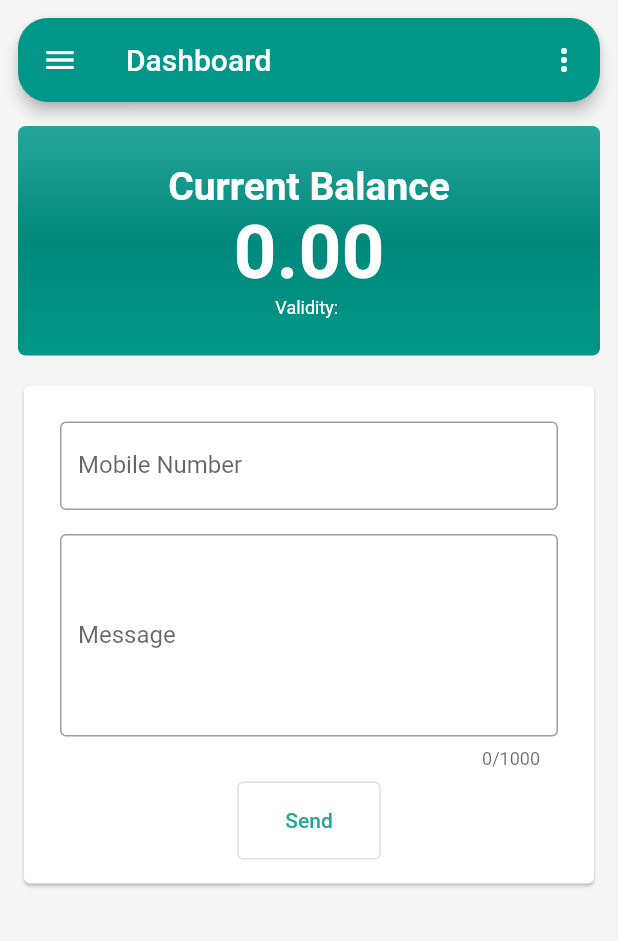
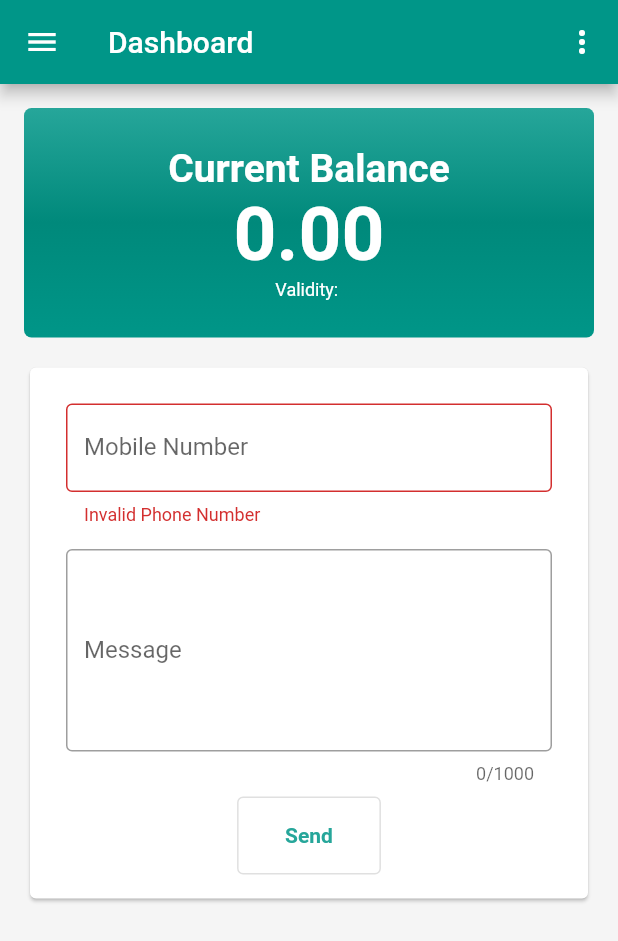
Before and after one commit to md-riaz/flutter_sms_net_bd, a Flutter app: the DashboardScreen screen opened by its route, after a tap on "Send", on a phone screen of 412 x 824 dp. Shown: the top 941 px of the screen. Run offline on Flutter 3.47's test engine with Material 2 defaults, Android fonts, the phone set to English and light mode, and no system bars; our stand-ins replace shared_preferences; accounts and stored records are empty; network calls fail.

Commit message:
dashboard fixed, made components separate

```diff
--- a/lib/screens/dashboard.dart
+++ b/lib/screens/dashboard.dart
@@ -18,10 +18,7 @@ class DashboardScreen extends StatefulWidget {
 class _DashboardScreenState extends State<DashboardScreen> {
   @override
   Widget build(BuildContext context) {
-    return Container(
-      padding: const EdgeInsets.all(12),
-      color: Colors.grey.shade100,
-      child: SafeArea(
+    return SafeArea(
       child: Scaffold(
         backgroundColor: Colors.grey.shade100,
         appBar: appBar(
@@ -32,14 +29,13 @@ class _DashboardScreenState extends State<DashboardScreen> {
         drawer: appDrawer(context),
         body: SingleChildScrollView(
           child: Container(
-              margin: const EdgeInsets.only(top: 16),
+            margin: const EdgeInsets.all(16),
             child: Column(
               children: const [
                 BalanceCard(),
                 formSpacer,
                 QuickMsg(),
               ],
-              ),
             ),
           ),
         ),
@@ -64,7 +60,7 @@ class _BalanceCardState extends State<BalanceCard> {
       final resp = await sendRequest(
           context: context, mounted: mounted, uri: '/user/balance');
 
-      if (resp != null) {
+      if (resp['error'] == 0) {
         setState(() {
           balance = double.parse(resp['data']['balance']);
           validity = DateFormat.yMMMd().format(
@@ -143,19 +139,43 @@ class QuickMsg extends StatefulWidget {
 class _QuickMsgState extends State<QuickMsg> {
   final _formKey = GlobalKey<FormState>();
 
-  late final TextEditingController _to;
+  late final TextEditingController _phone;
   late final TextEditingController _body;
+
+  bool _isLoading = false;
 
   @override
   void initState() {
-    _to = TextEditingController();
+    _phone = TextEditingController();
     _body = TextEditingController();
     super.initState();
   }
 
+  Future<bool> _sendSMS({
+    required BuildContext context,
+    required String phone,
+    required String body,
+  }) async {
+    try {
+      setState(() => _isLoading = true);
+      Map<String, dynamic> response =
+          await sendMessage(context, mounted, phone, body);
+
+      if (!mounted) return false;
+
+      showSnackBar(context, response['msg']);
+      return response['error'] == 0;
+    } catch (e) {
+      developer.log(e.toString());
+      return false;
+    } finally {
+      setState(() => _isLoading = false);
+    }
+  }
+
   @override
   void dispose() {
-    _to.dispose();
+    _phone.dispose();
     _body.dispose();
     super.dispose();
   }
@@ -171,9 +191,16 @@ class _QuickMsgState extends State<QuickMsg> {
             children: [
               FormText(
                 label: 'Mobile Number',
-                controller: _to,
+                controller: _phone,
                 keyboardType: TextInputType.number,
                 bordered: true,
+                validator: (val) {
+                  if (!val!.isPhoneNumber) {
+                    return 'Invalid Phone Number';
+                  }
+
+                  return null;
+                },
               ),
               FormText(
                 label: 'Message',
@@ -190,14 +217,29 @@ class _QuickMsgState extends State<QuickMsg> {
                     horizontal: 32,
                   ),
                 ),
-                child: const Text('Send'),
+                child: _isLoading
+                    ? const SizedBox(
+                        width: 16,
+                        height: 16,
+                        child: CircularProgressIndicator(
+                          color: Colors.teal,
+                        ),
+                      )
+                    : const Text('Send',
+                        style: TextStyle(
+                          fontWeight: FontWeight.bold,
+                        )),
                 onPressed: () async {
                   if (_formKey.currentState!.validate()) {
-                    await _sendSMS(
+                    final sent = await _sendSMS(
                       context: context,
-                      to: _to.text,
+                      phone: _phone.text,
                       body: _body.text,
                     );
+
+                    if (sent) {
+                      _formKey.currentState?.reset();
+                    }
                   }
                 },
               ),
@@ -207,17 +249,4 @@ class _QuickMsgState extends State<QuickMsg> {
       ),
     );
   }
-
-  Future _sendSMS({
-    required BuildContext context,
-    required String to,
-    required String body,
-  }) async {
-    Map<String, dynamic> response =
-        await sendMessage(context, mounted, to, body);
-
-    if (!mounted) return;
-
-    showSnackBar(context, response['msg']);
 }
-}
--- a/lib/screens/phonebook.dart
+++ b/lib/screens/phonebook.dart
@@ -13,6 +13,7 @@ class _PhonebookScreenState extends State<PhonebookScreen> {
   @override
   Widget build(BuildContext context) {
     return Scaffold(
+      backgroundColor: Colors.grey.shade100,
       appBar: appBar(
         context,
         title: 'PhonebookScreen',
--- a/lib/screens/profile.dart
+++ b/lib/screens/profile.dart
@@ -13,6 +13,7 @@ class _ProfileScreenState extends State<ProfileScreen> {
   @override
   Widget build(BuildContext context) {
     return Scaffold(
+      backgroundColor: Colors.grey.shade100,
       appBar: appBar(
         context,
         title: 'ProfileScreen',
--- a/lib/utils/api_client.dart
+++ b/lib/utils/api_client.dart
@@ -54,11 +54,7 @@ Future sendRequest({
           .pushNamedAndRemoveUntil(loginRoute, (route) => false);
     }
 
-    if (result['error'] == 0) {
-      return result;
-    }
-
-    return [];
+    return result;
   } catch (e) {
     log(e.toString());
   } finally {
@@ -119,7 +115,7 @@ Future<Map<String, dynamic>> sendMessage(
   String phone,
   String message,
 ) async {
-  Map<String, dynamic> response = await sendRequest(
+  final response = await sendRequest(
     context: context,
     mounted: mounted,
     uri: '/sendsms/',
--- a/lib/utils/constants.dart
+++ b/lib/utils/constants.dart
@@ -5,7 +5,7 @@ const baseAPI =
 
 const preloader = Center(
   child: CircularProgressIndicator(
-    color: Colors.purple,
+    color: Colors.teal,
   ),
 );
 
--- a/lib/utils/routes.dart
+++ b/lib/utils/routes.dart
@@ -1,6 +1,6 @@
 import 'package:sms_net_bd/screens/dashboard.dart';
 import 'package:sms_net_bd/screens/login.dart';
-import 'package:sms_net_bd/screens/messaging.dart';
+import 'package:sms_net_bd/screens/messaging/messaging.dart';
 import 'package:sms_net_bd/screens/phonebook.dart';
 import 'package:sms_net_bd/screens/profile.dart';
 import 'package:sms_net_bd/screens/splash.dart';
--- a/lib/widgets/app_bar.dart
+++ b/lib/widgets/app_bar.dart
@@ -12,11 +12,6 @@ AppBar appBar(
 }) {
   return AppBar(
     title: Text(title),
-    shape: const RoundedRectangleBorder(
-      borderRadius: BorderRadius.all(
-        Radius.circular(20),
-      ),
-    ),
     leading: showBackButton
         ? IconButton(
             icon: const Icon(Icons.arrow_back),
--- a/lib/widgets/app_drawer.dart
+++ b/lib/widgets/app_drawer.dart
@@ -1,7 +1,7 @@
 import 'package:flutter/material.dart';
 import 'package:sms_net_bd/utils/routes.dart';
 
-final menu = {
+Map menu = {
   dashboardRoute: {
     'title': const Text('Dashboard'),
     'icon': const Icon(Icons.dashboard),
```
Also changed, not shown: lib/screens/messaging.dart (deleted, +0 -27 lines), lib/screens/messaging/bottom_nav.dart (added, +34 -0 lines), lib/screens/messaging/messaging.dart (added, +47 -0 lines), lib/screens/messaging/scheduled_tab.dart (added, +18 -0 lines), lib/screens/messaging/senderid_tab.dart (added, +18 -0 lines), lib/screens/messaging/sms_tab.dart (added, +39 -0 lines), lib/screens/messaging/templates_tab.dart (added, +18 -0 lines). Lines whose indentation alone changed are shown as unchanged.
